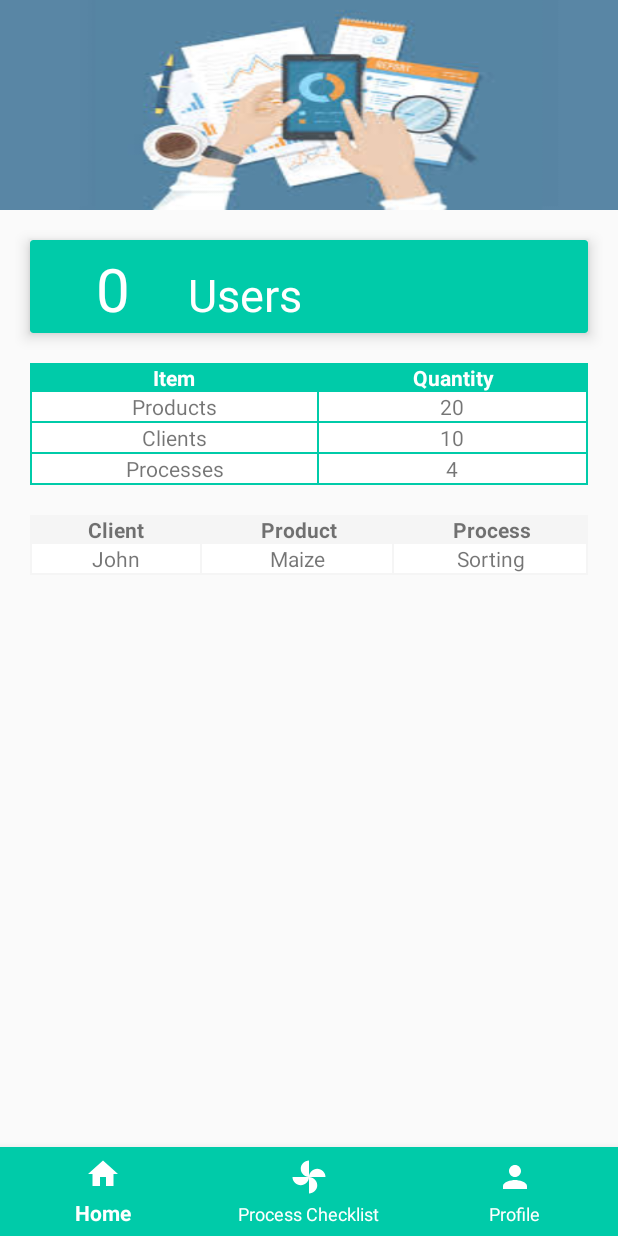
After one commit to Ashaba123/KawandaApp, an Android app: the layout activity_reports2.xml on its own in the app's theme, with its tools: preview values and no code run, on a phone screen of 412 x 824 dp. The commit adds this screen. Run offline under Robolectric (Android 15) with nearby library versions, the phone set to English and light mode, and no system bars.

Commit message:
changesin reports screen

```diff
--- a/Kawanda/app/build.gradle
+++ b/Kawanda/app/build.gradle
@@ -36,7 +36,9 @@ dependencies {
     testImplementation 'junit:junit:4.12'
     androidTestImplementation 'androidx.test.ext:junit:1.1.1'
     androidTestImplementation 'androidx.test.espresso:espresso-core:3.2.0'
+    //recyclerview
     implementation 'androidx.recyclerview:recyclerview:1.1.0'
+    //card view
     implementation 'androidx.cardview:cardview:1.0.0'
     implementation 'com.google.android.material:material:1.2.0'
 
--- a/Kawanda/app/src/main/java/com/learn/kawandafood/data/repository/ProcessRepository.java
+++ b/Kawanda/app/src/main/java/com/learn/kawandafood/data/repository/ProcessRepository.java
@@ -33,6 +33,10 @@ public class ProcessRepository {
         return  AppDatabase.getInstance(context).processDao().getAllProcesses();
     }
 
+    public  LiveData<Integer>countProcesses(){
+        return  AppDatabase.getInstance(context).processDao().countProcesses();
+    }
+
     public LiveData<Process> getById(int id) {
         return  AppDatabase.getInstance(context).processDao().getById(id);
     }
--- a/Kawanda/app/src/main/java/com/learn/kawandafood/ui/MainActivity.java
+++ b/Kawanda/app/src/main/java/com/learn/kawandafood/ui/MainActivity.java
@@ -27,7 +27,6 @@ import java.util.List;
 public class MainActivity extends AppCompatActivity {
 
     CardView productDash, processDash, reportDash, clientDash;
-    private int id;
 
     @Override
     protected void onCreate(Bundle savedInstanceState) {
@@ -81,12 +80,15 @@ public class MainActivity extends AppCompatActivity {
                 switch (menuItem.getItemId()) {
                     case R.id.menu_item_home:
                         startActivity(new Intent(MainActivity.this, MainActivity.class));
+                        finish();
                         break;
                     case R.id.menu_item_process:
                         startActivity(new Intent(MainActivity.this, BrowseProcessActivity.class));
+                        finish();
                         break;
                     case R.id.menu_item_profile:
                         startActivity(new Intent(MainActivity.this, ProfileActivity.class));
+                        finish();
                         break;
 
                 }
--- a/Kawanda/app/src/main/java/com/learn/kawandafood/ui/SplashScreenActivity.java
+++ b/Kawanda/app/src/main/java/com/learn/kawandafood/ui/SplashScreenActivity.java
@@ -22,7 +22,6 @@ import java.util.List;
 public class SplashScreenActivity extends AppCompatActivity {
 
     private static final long SPLASH_SCREEN_TIME = 1800L;
-    private List<User> userList;
     private int isloggedIn ;
 
     @Override
@@ -34,11 +33,9 @@ public class SplashScreenActivity extends AppCompatActivity {
         setContentView(R.layout.activity_splash_screen);
 
         UserViewModel userViewModel = new ViewModelProvider(this).get(UserViewModel.class);
-        userList = new ArrayList<>();
         userViewModel.getUsers().observe(this, new Observer<List<User>>() {
             @Override
             public void onChanged(List<User> users) {
-                userList = users;
                 for(User user :users){
                     isloggedIn =user.isLoggedIn;
                 }
@@ -48,7 +45,7 @@ public class SplashScreenActivity extends AppCompatActivity {
         new Handler().postDelayed(new Runnable() {
             @Override
             public void run() {
-                if (userList.isEmpty() && isloggedIn==0) {
+                if (isloggedIn==0) {
                     startActivity(new Intent(getApplicationContext(), LoginActivity.class));
                     finish();
                 } else {
--- a/Kawanda/app/src/main/java/com/learn/kawandafood/ui/intro/FourthPage.java
+++ b/Kawanda/app/src/main/java/com/learn/kawandafood/ui/intro/FourthPage.java
@@ -28,4 +28,9 @@ public class FourthPage extends AppCompatActivity {
             }
         });
     }
+    @Override
+    public void onBackPressed() {
+        super.onBackPressed();
+        finish();
+    }
 }
--- a/Kawanda/app/src/main/java/com/learn/kawandafood/ui/intro/IntroPage.java
+++ b/Kawanda/app/src/main/java/com/learn/kawandafood/ui/intro/IntroPage.java
@@ -49,4 +49,9 @@ public class IntroPage extends AppCompatActivity {
             }
         });
     }
+    @Override
+    public void onBackPressed() {
+        super.onBackPressed();
+        finish();
+    }
 }
--- a/Kawanda/app/src/main/java/com/learn/kawandafood/ui/intro/SecondPage.java
+++ b/Kawanda/app/src/main/java/com/learn/kawandafood/ui/intro/SecondPage.java
@@ -28,4 +28,10 @@ public class SecondPage extends AppCompatActivity {
             }
         });
     }
+
+    @Override
+    public void onBackPressed() {
+        super.onBackPressed();
+        finish();
+    }
 }
--- a/Kawanda/app/src/main/java/com/learn/kawandafood/ui/intro/ThirdPage.java
+++ b/Kawanda/app/src/main/java/com/learn/kawandafood/ui/intro/ThirdPage.java
@@ -27,4 +27,10 @@ public class ThirdPage extends AppCompatActivity {
             }
         });
     }
+
+    @Override
+    public void onBackPressed() {
+        super.onBackPressed();
+        finish();
+    }
 }
--- a/Kawanda/app/src/main/java/com/learn/kawandafood/ui/process/BrowseProcessActivity.java
+++ b/Kawanda/app/src/main/java/com/learn/kawandafood/ui/process/BrowseProcessActivity.java
@@ -93,12 +93,15 @@ public class BrowseProcessActivity extends AppCompatActivity {
                 switch (menuItem.getItemId()) {
                     case R.id.menu_item_home:
                         startActivity(new Intent(BrowseProcessActivity.this, MainActivity.class));
+                        finish();
                         break;
                     case R.id.menu_item_process:
                         startActivity(new Intent(BrowseProcessActivity.this, BrowseProcessActivity.class));
+                        finish();
                         break;
                     case R.id.menu_item_profile:
                         startActivity(new Intent(BrowseProcessActivity.this, ProfileActivity.class));
+                        finish();
                         break;
 
                 }
--- a/Kawanda/app/src/main/java/com/learn/kawandafood/ui/process/BrowseSubProcessActivity.java
+++ b/Kawanda/app/src/main/java/com/learn/kawandafood/ui/process/BrowseSubProcessActivity.java
@@ -106,12 +106,15 @@ public class BrowseSubProcessActivity extends AppCompatActivity {
                 switch (menuItem.getItemId()) {
                     case R.id.menu_item_home:
                         startActivity(new Intent(BrowseSubProcessActivity.this, MainActivity.class));
+                        finish();
                         break;
                     case R.id.menu_item_process:
                         startActivity(new Intent(BrowseSubProcessActivity.this, BrowseProcessActivity.class));
+                        finish();
                         break;
                     case R.id.menu_item_profile:
                         startActivity(new Intent(BrowseSubProcessActivity.this, ProfileActivity.class));
+                        finish();
                         break;
                 }
 
--- a/Kawanda/app/src/main/res/layout/activity_dashboard.xml
+++ b/Kawanda/app/src/main/res/layout/activity_dashboard.xml
@@ -5,7 +5,7 @@
     android:layout_width="match_parent"
     android:layout_height="match_parent"
     android:background="@drawable/grad_bg"
-    tools:context=".ui.DashboardActivity">
+    tools:context=".ui.MainActivity">
     <ScrollView
         android:layout_width="match_parent"
         android:layout_height="match_parent">
--- /dev/null
+++ b/Kawanda/app/src/main/res/layout/activity_reports2.xml
@@ -0,0 +1,256 @@
+<?xml version="1.0" encoding="utf-8"?>
+<RelativeLayout xmlns:android="http://schemas.android.com/apk/res/android"
+    xmlns:app="http://schemas.android.com/apk/res-auto"
+    xmlns:tools="http://schemas.android.com/tools"
+    android:layout_width="match_parent"
+    android:layout_height="match_parent"
+    tools:context=".ui.reports.ReportsActivity">
+
+    <ImageView
+        android:id="@+id/image"
+        android:layout_width="match_parent"
+        android:layout_height="140dp"
+        android:background="@drawable/report"
+        android:contentDescription="@string/reports"
+        android:fitsSystemWindows="true"
+        android:orientation="vertical"
+        android:scaleType="fitCenter" />
+
+    <LinearLayout
+        android:layout_width="match_parent"
+        android:layout_height="wrap_content"
+        android:layout_below="@+id/image"
+        android:layout_margin="10dp"
+        android:orientation="vertical">
+
+        <androidx.cardview.widget.CardView
+            android:layout_width="match_parent"
+            android:layout_height="wrap_content"
+            android:layout_margin="10dp"
+            android:backgroundTint="@color/colorPrimary"
+            app:cardElevation="6dp">
+
+            <LinearLayout
+                android:layout_width="match_parent"
+                android:layout_height="wrap_content"
+                android:layout_margin="-5dp"
+                android:padding="5dp">
+
+                <TextView
+                    android:id="@+id/users_count"
+                    android:layout_width="100dip"
+                    android:layout_height="50dip"
+                    android:layout_marginBottom="1dip"
+                    android:background="@color/colorPrimary"
+                    android:fontFamily="sans-serif"
+                    android:gravity="center"
+                    tools:text="0"
+                    android:textAlignment="center"
+                    android:textColor="@color/white"
+                    android:textSize="40sp" />
+
+
+                <TextView
+                    android:layout_width="match_parent"
+                    android:layout_height="wrap_content"
+                    android:fontFamily="sans-serif"
+                    android:text="Users"
+                    android:textColor="@color/white"
+                    android:textSize="30sp" />
+
+
+            </LinearLayout>
+        </androidx.cardview.widget.CardView>
+
+        <TableLayout
+            android:layout_width="match_parent"
+            android:layout_height="wrap_content"
+            android:layout_marginHorizontal="10dp"
+            android:layout_marginVertical="10dp"
+            android:background="@color/colorPrimary">
+
+            <TableRow>
+
+                <TextView
+                    android:layout_width="wrap_content"
+                    android:layout_height="wrap_content"
+                    android:layout_weight="1"
+                    android:gravity="center"
+                    android:textColor="@color/white"
+                    android:text="@string/item"
+                    android:textStyle="bold" />
+
+                <TextView
+                    android:layout_width="wrap_content"
+                    android:layout_height="wrap_content"
+                    android:layout_weight="1"
+                    android:gravity="center"
+                    android:textColor="@color/white"
+                    android:text="@string/quantity"
+                    android:textStyle="bold" />
+
+
+            </TableRow>
+
+            <TableRow>
+                <TextView
+                    android:layout_width="wrap_content"
+                    android:layout_height="wrap_content"
+                    android:layout_marginHorizontal="1dp"
+                    android:layout_marginBottom="1dp"
+                    android:layout_weight="1"
+                    android:background="#ffffff"
+                    android:gravity="center"
+                    android:text="@string/products" />
+
+                <TextView
+                    android:id="@+id/product_count"
+                    android:layout_width="wrap_content"
+                    android:layout_height="wrap_content"
+                    android:layout_marginEnd="1dp"
+                    android:layout_marginBottom="1dp"
+                    android:layout_weight="1"
+                    android:background="#ffffff"
+                    android:gravity="center"
+                    tools:text="20" />
+            </TableRow>
+            <TableRow>
+                <TextView
+                    android:layout_width="wrap_content"
+                    android:layout_height="wrap_content"
+                    android:layout_marginHorizontal="1dp"
+                    android:layout_marginBottom="1dp"
+                    android:layout_weight="1"
+                    android:background="#ffffff"
+                    android:gravity="center"
+                    android:text="@string/clients" />
+
+                <TextView
+                    android:id="@+id/client_count"
+                    android:layout_width="wrap_content"
+                    android:layout_height="wrap_content"
+                    android:layout_marginEnd="1dp"
+                    android:layout_marginBottom="1dp"
+                    android:layout_weight="1"
+                    android:background="#ffffff"
+                    android:gravity="center"
+                    tools:text="10" />
+
+
+            </TableRow>
+            <TableRow>
+                <TextView
+                    android:layout_width="wrap_content"
+                    android:layout_height="wrap_content"
+                    android:layout_marginHorizontal="1dp"
+                    android:layout_marginBottom="1dp"
+                    android:layout_weight="1"
+                    android:background="#ffffff"
+                    android:gravity="center"
+                    android:text="@string/processes" />
+
+                <TextView
+                    android:id="@+id/process_count"
+                    android:layout_width="wrap_content"
+                    android:layout_height="wrap_content"
+                    android:layout_marginEnd="1dp"
+                    android:layout_marginBottom="1dp"
+                    android:layout_weight="1"
+                    android:background="#ffffff"
+                    android:gravity="center"
+                    tools:text="4" />
+            </TableRow>
+
+        </TableLayout>
+
+
+        <TableLayout
+            android:layout_width="match_parent"
+            android:layout_height="wrap_content"
+            android:layout_marginHorizontal="10dp"
+            android:layout_marginVertical="10dp"
+            android:background="@color/colorSmokeWhite">
+
+            <TableRow>
+
+                <TextView
+                    android:layout_width="wrap_content"
+                    android:layout_height="wrap_content"
+                    android:layout_weight="1"
+                    android:gravity="center"
+                    android:text="@string/client_"
+                    android:textStyle="bold" />
+
+                <TextView
+                    android:layout_width="wrap_content"
+                    android:layout_height="wrap_content"
+                    android:layout_weight="1"
+                    android:gravity="center"
+                    android:text="@string/product"
+                    android:textStyle="bold" />
+
+                <TextView
+                    android:layout_width="wrap_content"
+                    android:layout_height="wrap_content"
+                    android:layout_weight="1"
+                    android:gravity="center"
+                    android:text="@string/process"
+                    android:textStyle="bold" />
+
+            </TableRow>
+
+            <TableRow>
+                <TextView
+                    android:id="@+id/clients_name"
+                    android:layout_width="wrap_content"
+                    android:layout_height="wrap_content"
+                    android:layout_marginHorizontal="1dp"
+                    android:layout_marginBottom="1dp"
+                    android:layout_weight="1"
+                    android:background="#ffffff"
+                    android:gravity="center"
+                    tools:text="John" />
+
+                <TextView
+                    android:id="@+id/products_name"
+                    android:layout_width="wrap_content"
+                    android:layout_height="wrap_content"
+                    android:layout_marginEnd="1dp"
+                    android:layout_marginBottom="1dp"
+                    android:layout_weight="1"
+                    android:background="#ffffff"
+                    android:gravity="center"
+                    tools:text="Maize" />
+
+                <TextView
+                    android:id="@+id/process_name"
+                    android:layout_width="wrap_content"
+                    android:layout_height="wrap_content"
+                    android:layout_marginEnd="1dp"
+                    android:layout_marginBottom="1dp"
+                    android:layout_weight="1"
+                    android:background="#ffffff"
+                    android:gravity="center"
+                    tools:text="Sorting" />
+            </TableRow>
+
+        </TableLayout>
+
+
+
+    </LinearLayout>
+
+    <com.google.android.material.bottomnavigation.BottomNavigationView
+        android:id="@+id/bottom_navigation"
+        android:layout_width="match_parent"
+        android:layout_height="59dp"
+        android:layout_alignParentBottom="true"
+        android:layout_gravity="start"
+        android:background="@color/gradientStop"
+        android:foregroundGravity="bottom"
+        app:itemBackground="@color/colorPrimary"
+        app:itemIconTint="@android:color/white"
+        app:itemTextColor="@android:color/white"
+        app:menu="@menu/bottom_nav" />
+
+</RelativeLayout>
--- a/Kawanda/app/src/main/res/layout/process_row.xml
+++ b/Kawanda/app/src/main/res/layout/process_row.xml
@@ -21,7 +21,7 @@
             <LinearLayout
                 android:layout_width="100dip"
                 android:layout_height="100dip"
-                android:background="@color/blue"
+                android:background="@color/colorPrimary"
                 android:gravity="center"
                 android:textAlignment="center">
 
--- a/Kawanda/app/src/main/res/layout/sub_process_row.xml
+++ b/Kawanda/app/src/main/res/layout/sub_process_row.xml
@@ -20,6 +20,7 @@
             <LinearLayout
                 android:layout_width="match_parent"
                 android:layout_height="wrap_content"
+                android:layout_margin="10dp"
                 android:orientation="horizontal">
 
                 <TextView
--- a/Kawanda/app/src/main/res/values/strings.xml
+++ b/Kawanda/app/src/main/res/values/strings.xml
@@ -46,4 +46,9 @@
     <string name="username">Username</string>
     <string name="create_a_client">Create a Client</string>
     <string name="logout">Logout</string>
+    <string name="product">Product</string>
+    <string name="client_">Client</string>
+    <string name="quantity">Quantity</string>
+    <string name="item">Item</string>
+    <string name="processes">Processes</string>
 </resources>
```
Also changed, not shown: Kawanda/app/src/main/java/com/learn/kawandafood/data/viewmodel/ProcessViewModel.java (+12 -6 lines), Kawanda/app/src/main/java/com/learn/kawandafood/ui/DashboardActivity.java (deleted, +0 -16 lines), Kawanda/app/src/main/java/com/learn/kawandafood/ui/intro/FirstPage.java (+7 -0 lines), Kawanda/app/src/main/java/com/learn/kawandafood/ui/reports/ReportsActivity.java (+50 -8 lines), Kawanda/app/src/main/res/layout/activity_reports.xml (deleted, +0 -158 lines).
